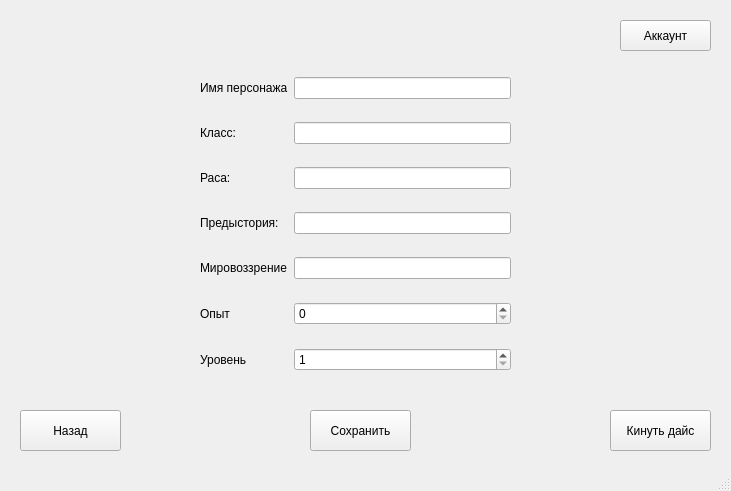
Before: the Qt Designer form data/ui_files/questionnaire_edit_screen.ui in Gelzy788/DnD-Helper, drawn with Qt 5.
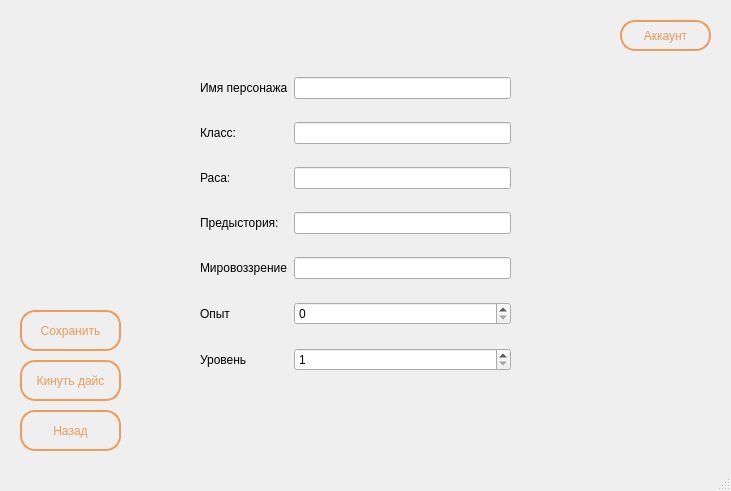
After: the same form once the commit is applied. Icons and pictures are not drawn.

```diff
--- a/data/ui_files/questionnaire_edit_screen.ui
+++ b/data/ui_files/questionnaire_edit_screen.ui
@@ -23,23 +23,29 @@
       <height>31</height>
      </rect>
     </property>
+    <property name="styleSheet">
+     <string notr="true">/* border-color: rgb(142, 74, 25);
+border: 2px solid rgb(142, 74, 25); */
+/* background-color: rgb(142, 74, 25); */
+
+QPushButton {
+	color: rgb(240, 155, 89);
+    background-color: transparent; /* Делаем фон прозрачным */
+    border: 2px solid rgb(240, 155, 89);  /* Цвет границы */
+    border-radius: 15px; /* Закругление углов (по желанию) */
+    padding: 5px; /* Отступы (по желанию) */
+	/* border-image: linear-gradient(to right, red, yellow) 5; */
+}
+
+QPushButton:hover {
+    background-color: rgba(54, 21, 8, 0.5); 
+} 
+</string>
+    </property>
     <property name="text">
      <string>Аккаунт</string>
     </property>
    </widget>
-   <widget class="QPushButton" name="throw_dice_btn">
-    <property name="geometry">
-     <rect>
-      <x>610</x>
-      <y>410</y>
-      <width>101</width>
-      <height>41</height>
-     </rect>
-    </property>
-    <property name="text">
-     <string>Кинуть дайс</string>
-    </property>
-   </widget>
    <widget class="QPushButton" name="back_btn">
     <property name="geometry">
      <rect>
@@ -49,6 +55,25 @@
       <height>41</height>
      </rect>
     </property>
+    <property name="styleSheet">
+     <string notr="true">/* border-color: rgb(142, 74, 25);
+border: 2px solid rgb(142, 74, 25); */
+/* background-color: rgb(142, 74, 25); */
+
+QPushButton {
+	color: rgb(240, 155, 89);
+    background-color: transparent; /* Делаем фон прозрачным */
+    border: 2px solid rgb(240, 155, 89);  /* Цвет границы */
+    border-radius: 15px; /* Закругление углов (по желанию) */
+    padding: 5px; /* Отступы (по желанию) */
+	/* border-image: linear-gradient(to right, red, yellow) 5; */
+}
+
+QPushButton:hover {
+    background-color: rgba(54, 21, 8, 0.5); 
+} 
+</string>
+    </property>
     <property name="text">
      <string>Назад</string>
     </property>
@@ -146,18 +171,84 @@
      </item>
     </layout>
    </widget>
-   <widget class="QPushButton" name="save_btn">
+   <widget class="QWidget" name="widget" native="true">
     <property name="geometry">
      <rect>
-      <x>310</x>
-      <y>410</y>
-      <width>101</width>
-      <height>41</height>
+      <x>0</x>
+      <y>-30</y>
+      <width>741</width>
+      <height>531</height>
      </rect>
     </property>
-    <property name="text">
-     <string>Сохранить</string>
+    <property name="styleSheet">
+     <string notr="true">background-image: url('data/textures/background.jpg');
+background-repeat: no-repeat; 
+background-position: center;</string>
     </property>
+    <widget class="QPushButton" name="throw_dice_btn">
+     <property name="geometry">
+      <rect>
+       <x>20</x>
+       <y>390</y>
+       <width>101</width>
+       <height>41</height>
+      </rect>
+     </property>
+     <property name="styleSheet">
+      <string notr="true">/* border-color: rgb(142, 74, 25);
+border: 2px solid rgb(142, 74, 25); */
+/* background-color: rgb(142, 74, 25); */
+
+QPushButton {
+	color: rgb(240, 155, 89);
+    background-color: transparent; /* Делаем фон прозрачным */
+    border: 2px solid rgb(240, 155, 89);  /* Цвет границы */
+    border-radius: 15px; /* Закругление углов (по желанию) */
+    padding: 5px; /* Отступы (по желанию) */
+	/* border-image: linear-gradient(to right, red, yellow) 5; */
+}
+
+QPushButton:hover {
+    background-color: rgba(54, 21, 8, 0.5); 
+} 
+</string>
+     </property>
+     <property name="text">
+      <string>Кинуть дайс</string>
+     </property>
+    </widget>
+    <widget class="QPushButton" name="save_btn">
+     <property name="geometry">
+      <rect>
+       <x>20</x>
+       <y>340</y>
+       <width>101</width>
+       <height>41</height>
+      </rect>
+     </property>
+     <property name="styleSheet">
+      <string notr="true">/* border-color: rgb(142, 74, 25);
+border: 2px solid rgb(142, 74, 25); */
+/* background-color: rgb(142, 74, 25); */
+
+QPushButton {
+	color: rgb(240, 155, 89);
+    background-color: transparent; /* Делаем фон прозрачным */
+    border: 2px solid rgb(240, 155, 89);  /* Цвет границы */
+    border-radius: 15px; /* Закругление углов (по желанию) */
+    padding: 5px; /* Отступы (по желанию) */
+	/* border-image: linear-gradient(to right, red, yellow) 5; */
+}
+
+QPushButton:hover {
+    background-color: rgba(54, 21, 8, 0.5); 
+} 
+</string>
+     </property>
+     <property name="text">
+      <string>Сохранить</string>
+     </property>
+    </widget>
    </widget>
   </widget>
   <widget class="QStatusBar" name="statusbar"/>
```
Left out of the diff: 4 changed lines with no effect on the pictures.
